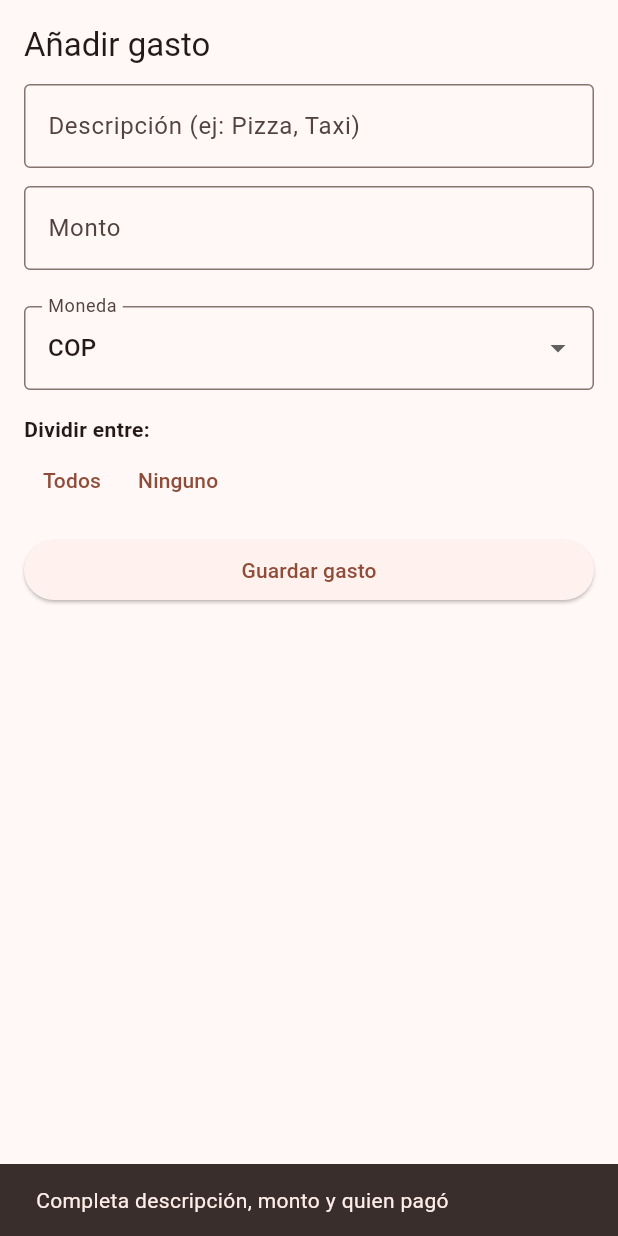
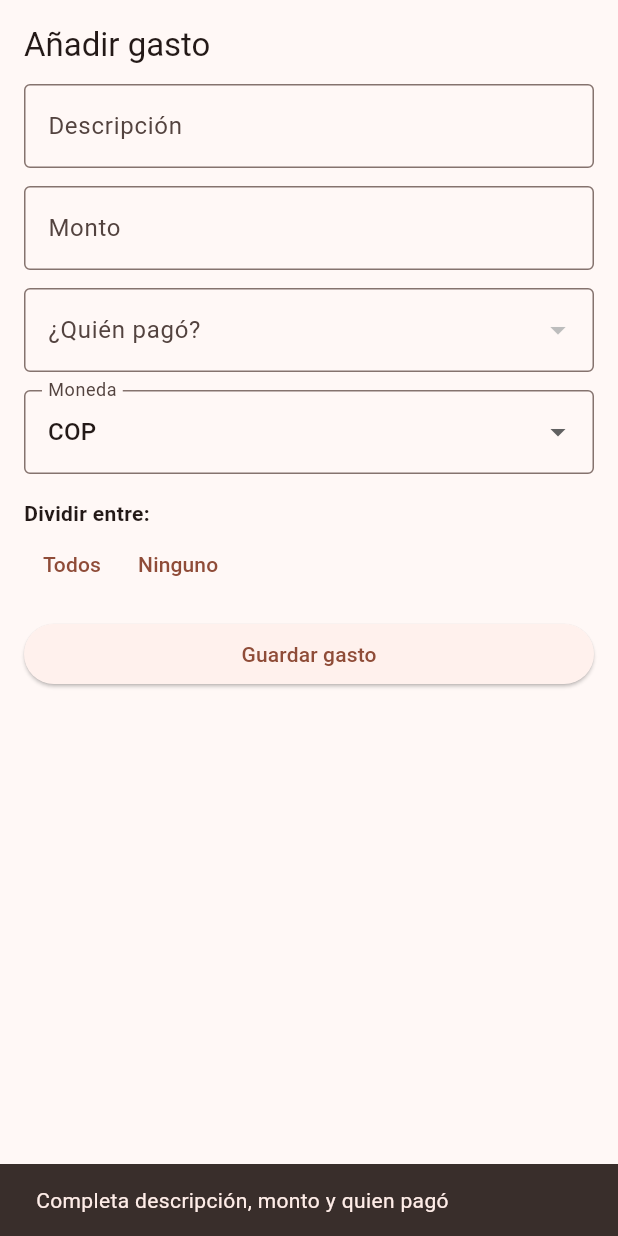
Before and after one commit to willdeviaje/parches, a Flutter app: the AddGastoSheet widget shown alone on an empty page, opened directly with empty values, after a tap on "Guardar gasto", on a phone screen of 412 x 824 dp. Run offline on Flutter 3.47's test engine with Material 3 defaults, Android fonts, the phone set to English and light mode, and no system bars; our stand-ins replace supabase_flutter; accounts and stored records are empty.

Commit message:
feat: DB normalizada - gastos_participantes, pagado_por_id FK, RLS fix, dividir entre funciona

```diff
--- a/lib/features/parches/view/add_gasto_sheet.dart
+++ b/lib/features/parches/view/add_gasto_sheet.dart
@@ -38,25 +38,21 @@ class _AddGastoSheetState extends State<AddGastoSheet> {
       return;
     }
     final monto = double.tryParse(_montoCtrl.text.replaceAll(',', '.'));
-    if (monto == null || monto <= 0) {
-      ScaffoldMessenger.of(context).showSnackBar(const SnackBar(content: Text('Monto inválido')));
-      return;
-    }
+    if (monto == null || monto <= 0) return;
+
     final participantesIds = _dividirEntre.entries.where((e) => e.value).map((e) => e.key).toList();
     if (participantesIds.isEmpty) {
-      ScaffoldMessenger.of(context).showSnackBar(const SnackBar(content: Text('Selecciona al menos 1 persona para dividir')));
+      ScaffoldMessenger.of(context).showSnackBar(const SnackBar(content: Text('Selecciona al menos 1 persona')));
       return;
     }
 
     setState(() => _guardando = true);
     try {
-      final pagador = widget.miembros.firstWhere((m) => m['id'] == _pagadoPorId);
       await _repo.addGasto(
         parcheId: widget.parcheId,
         descripcion: _descCtrl.text.trim(),
         monto: monto,
         moneda: _moneda,
-        pagadoPor: pagador['nombre'] as String,
         pagadoPorId: _pagadoPorId!,
         participantesIds: participantesIds,
       );
@@ -70,57 +66,41 @@ class _AddGastoSheetState extends State<AddGastoSheet> {
 
   @override
   Widget build(BuildContext context) {
-    final miembrosUnicos = widget.miembros;
-
     return Padding(
       padding: EdgeInsets.only(bottom: MediaQuery.of(context).viewInsets.bottom, left: 16, right: 16, top: 16),
       child: SingleChildScrollView(
         child: Column(
+          crossAxisAlignment: CrossAxisAlignment.stretch,
           mainAxisSize: MainAxisSize.min,
-          crossAxisAlignment: CrossAxisAlignment.stretch,
           children: [
             Text('Añadir gasto', style: Theme.of(context).textTheme.titleLarge),
             const SizedBox(height: 12),
-            TextField(controller: _descCtrl, decoration: const InputDecoration(labelText: 'Descripción (ej: Pizza, Taxi)', border: OutlineInputBorder())),
+            TextField(controller: _descCtrl, decoration: const InputDecoration(labelText: 'Descripción', border: OutlineInputBorder())),
             const SizedBox(height: 12),
             TextField(controller: _montoCtrl, decoration: const InputDecoration(labelText: 'Monto', border: OutlineInputBorder()), keyboardType: TextInputType.number),
             const SizedBox(height: 12),
-            if (miembrosUnicos.isNotEmpty)
-              DropdownButtonFormField<String>(
-                value: miembrosUnicos.any((m) => m['id'] == _pagadoPorId) ? _pagadoPorId : null,
-                decoration: const InputDecoration(labelText: '¿Quién pagó?', border: OutlineInputBorder()),
-                items: miembrosUnicos.map((m) => DropdownMenuItem<String>(value: m['id'] as String, child: Text(m['nombre'] as String))).toList(),
-                onChanged: (v) => setState(() => _pagadoPorId = v),
-              ),
+            DropdownButtonFormField<String>(
+              value: _pagadoPorId,
+              decoration: const InputDecoration(labelText: '¿Quién pagó?', border: OutlineInputBorder()),
+              items: widget.miembros.map((m) => DropdownMenuItem<String>(value: m['id'] as String, child: Text(m['nombre']))).toList(),
+              onChanged: (v) => setState(() => _pagadoPorId = v),
+            ),
             const SizedBox(height: 12),
             DropdownButtonFormField<String>(
               value: _moneda,
               decoration: const InputDecoration(labelText: 'Moneda', border: OutlineInputBorder()),
-              items: const [
-                DropdownMenuItem(value: 'COP', child: Text('COP')),
-                DropdownMenuItem(value: 'USD', child: Text('USD')),
-                DropdownMenuItem(value: 'THB', child: Text('THB')),
-                DropdownMenuItem(value: 'VND', child: Text('VND')),
-              ],
+              items: const [DropdownMenuItem(value: 'COP', child: Text('COP')), DropdownMenuItem(value: 'USD', child: Text('USD')), DropdownMenuItem(value: 'THB', child: Text('THB')), DropdownMenuItem(value: 'VND', child: Text('VND'))],
               onChanged: (v) => setState(() => _moneda = v ?? 'COP'),
             ),
             const SizedBox(height: 16),
             const Text('Dividir entre:', style: TextStyle(fontWeight: FontWeight.bold)),
-            Row(children: [
-              TextButton(onPressed: () => setState(() => _dividirEntre.updateAll((k, v) => true)), child: const Text('Todos')),
-              TextButton(onPressed: () => setState(() => _dividirEntre.updateAll((k, v) => false)), child: const Text('Ninguno')),
-            ]),
-            ...miembrosUnicos.map((m) {
+            Row(children: [TextButton(onPressed: () => setState(() => _dividirEntre.updateAll((k, v) => true)), child: const Text('Todos')), TextButton(onPressed: () => setState(() => _dividirEntre.updateAll((k, v) => false)), child: const Text('Ninguno'))]),
+            ...widget.miembros.map((m) {
               final id = m['id'] as String;
-              return CheckboxListTile(
-                value: _dividirEntre[id] ?? false,
-                title: Text(m['nombre'] as String),
-                controlAffinity: ListTileControlAffinity.leading,
-                onChanged: (v) => setState(() => _dividirEntre[id] = v ?? false),
-              );
+              return CheckboxListTile(value: _dividirEntre[id] ?? false, title: Text(m['nombre']), controlAffinity: ListTileControlAffinity.leading, onChanged: (v) => setState(() => _dividirEntre[id] = v ?? false));
             }),
             const SizedBox(height: 12),
-            ElevatedButton(onPressed: _guardando ? null : _guardar, child: _guardando ? const SizedBox(height: 20, width: 20, child: CircularProgressIndicator(strokeWidth: 2)) : const Text('Guardar gasto')),
+            ElevatedButton(onPressed: _guardando ? null : _guardar, child: _guardando ? const CircularProgressIndicator() : const Text('Guardar gasto')),
             const SizedBox(height: 20),
           ],
         ),
```
Also changed, not shown: lib/features/parches/data/parches_repository.dart (+109 -45 lines), lib/features/parches/view/detalle_parche_page.dart (+27 -36 lines), 2 other files.
